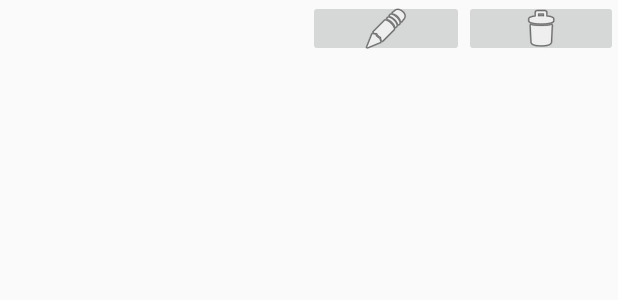
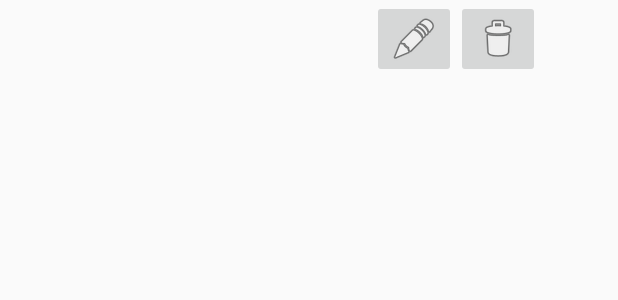
Before and after one commit to MKDenys/TrackEnsureTest, an Android app: the layout refuel_list_item.xml on its own in the app's theme, with its tools: preview values and no code run, on a phone screen of 412 x 824 dp. Shown: the top 300 px of the screen. Run offline under Robolectric (Android 15) with nearby library versions, the phone set to English and light mode, and no system bars.

```diff
--- a/app/src/main/java/com/example/trackensuretest/GasStationDao.java
+++ b/app/src/main/java/com/example/trackensuretest/GasStationDao.java
@@ -1,5 +1,6 @@
 package com.example.trackensuretest;
 
+import androidx.lifecycle.LiveData;
 import androidx.room.Dao;
 import androidx.room.Delete;
 import androidx.room.Insert;
@@ -11,7 +12,7 @@ import java.util.List;
 @Dao
 public interface GasStationDao {
     @Query("SELECT * FROM GasStation")
-    List<GasStation> getAll();
+    LiveData<List<GasStation>> getAll();
 
     @Query("DELETE FROM GasStation")
     void deleteAll();
--- a/app/src/main/res/layout/refuel_list_item.xml
+++ b/app/src/main/res/layout/refuel_list_item.xml
@@ -3,12 +3,13 @@
     xmlns:app="http://schemas.android.com/apk/res-auto"
     android:layout_width="match_parent"
     android:layout_height="wrap_content"
-    android:orientation="horizontal">
+    android:orientation="horizontal"
+    android:weightSum="100">
 
     <LinearLayout
-        android:layout_width="wrap_content"
+        android:layout_width="match_parent"
         android:layout_height="match_parent"
-        android:layout_weight="1"
+        android:layout_weight="35"
         android:orientation="vertical">
 
         <TextView
@@ -26,9 +27,9 @@
     </LinearLayout>
 
     <LinearLayout
-        android:layout_width="wrap_content"
+        android:layout_width="match_parent"
         android:layout_height="match_parent"
-        android:layout_weight="1"
+        android:layout_weight="35"
         android:orientation="vertical">
 
         <TextView
@@ -46,18 +47,23 @@
             android:text="" />
     </LinearLayout>
 
+    <LinearLayout
+        android:layout_width="match_parent"
+        android:layout_height="match_parent"
+        android:layout_weight="30"
+        android:orientation="horizontal">
+
         <ImageButton
             android:id="@+id/editButton"
-        android:layout_width="1dp"
-        android:layout_height="38dp"
-        android:layout_weight="1"
+            android:layout_width="wrap_content"
+            android:layout_height="match_parent"
             app:srcCompat="@android:drawable/ic_menu_edit" />
 
         <ImageButton
             android:id="@+id/delButton"
-        android:layout_width="0dp"
+            android:layout_width="wrap_content"
             android:layout_height="match_parent"
-        android:layout_weight="1"
             app:srcCompat="@android:drawable/ic_menu_delete" />
+    </LinearLayout>
 
 </LinearLayout>
--- a/app/src/main/res/values/strings.xml
+++ b/app/src/main/res/values/strings.xml
@@ -1,9 +1,7 @@
 <resources>
     <string name="app_name">TrackEnsureTest</string>
-    <string name="tab_text_1">Tab 1</string>
-    <string name="tab_text_2">Tab 2</string>
+    <string name="tab_text_1">Refuels</string>
+    <string name="tab_text_2">Statistics</string>
     <string name="google_maps_api_key">AIzaSyC2rlQfg5B_oZwyf_naWhdakqEjsgM1t3k</string>
 
-    <!-- TODO: Remove or change this placeholder text -->
-    <string name="hello_blank_fragment">Hello blank fragment</string>
 </resources>
```
Also changed, not shown: app/src/main/java/com/example/trackensuretest/GasStationStatisticsFragment.java (+54 -3 lines), app/src/main/java/com/example/trackensuretest/RefuelDao.java (+9 -2 lines), app/src/main/java/com/example/trackensuretest/RefuelEditorActivity.java (+36 -35 lines), app/src/main/java/com/example/trackensuretest/RefuelListAdapter.java (+6 -1 lines), app/src/main/java/com/example/trackensuretest/RefuelListFragment.java (+12 -8 lines), app/src/main/res/layout/activity_refuel_editor.xml (+13 -6 lines), app/src/main/res/layout/fragment_gas_station_statistics.xml (+24 -1 lines). Lines whose indentation alone changed are shown as unchanged.
